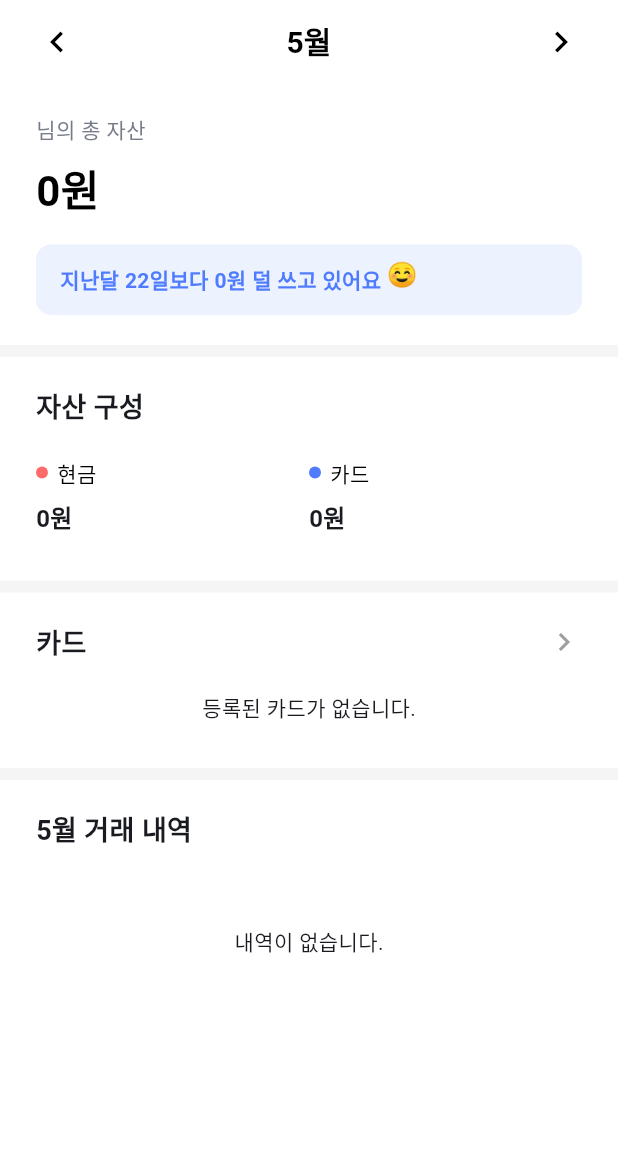
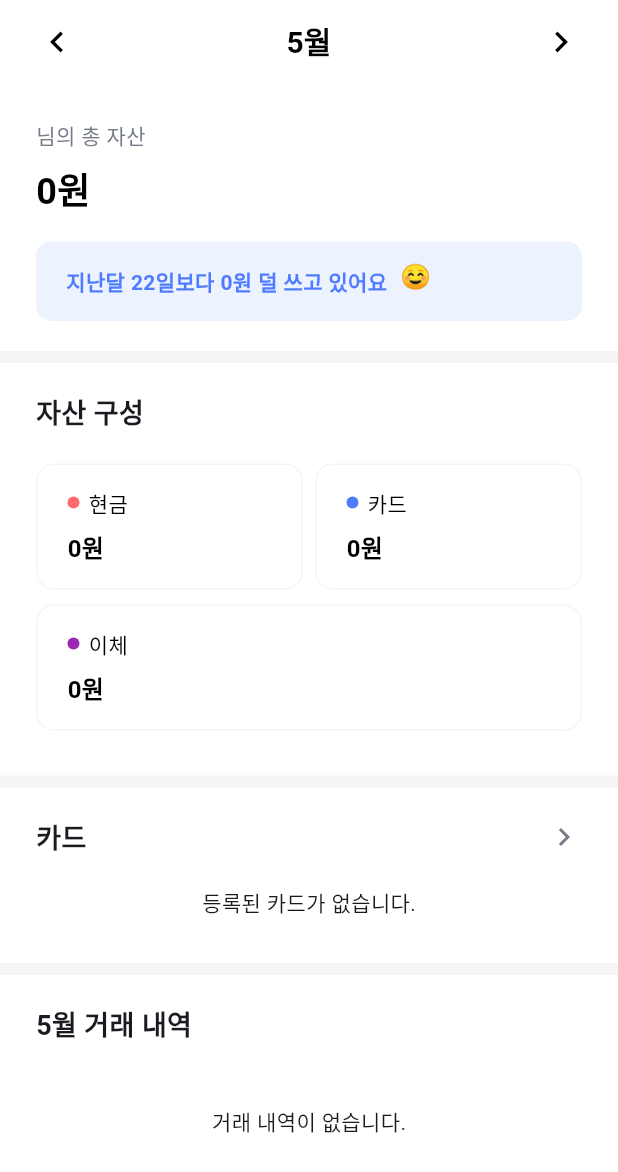
Before and after one commit to jhyunbaee/reKeep_Application, a Flutter app: the Asset screen opened directly, on a phone screen of 412 x 824 dp. Shown: the top 1172 px of the screen. Run offline on Flutter 3.47's test engine with Material 3 defaults, Android fonts, the phone set to English and light mode, and no system bars; our stand-ins replace cloud_firestore, firebase_auth, firebase_core, font_awesome_flutter, table_calendar; accounts and stored records are empty.

Commit message:
feat: Asset 페이지 구현

```diff
--- a/lib/asset.dart
+++ b/lib/asset.dart
@@ -1,7 +1,6 @@
 import 'package:cloud_firestore/cloud_firestore.dart';
 import 'package:flutter/material.dart';
 import 'package:firebase_auth/firebase_auth.dart';
-import 'package:flutter_rekeep/constants/card_data.dart';
 import 'package:flutter_rekeep/constants/sized.dart';
 import 'package:intl/intl.dart';
 import 'package:flutter_rekeep/constants/colors.dart';
@@ -22,8 +21,6 @@ class _AssetState extends State<Asset> {
 
   @override
   Widget build(BuildContext context) {
-    // Primary 색상의 10% 투명도 버전
-
     return Scaffold(
       backgroundColor: Colors.white, // 전체 배경 흰색
       appBar: AppBar(
@@ -32,7 +29,6 @@ class _AssetState extends State<Asset> {
         scrolledUnderElevation: 0,
         elevation: 0,
         automaticallyImplyLeading: false, // 기본 뒤로가기 버튼 공간 제거
-        // 💡 핵심: title 영역에 Row를 꽉 채워서 커스텀 배치합니다.
         titleSpacing: 0,
         title: Padding(
           padding: const EdgeInsets.symmetric(horizontal: 24.0), // 전체 24px 여백
@@ -47,7 +43,7 @@ class _AssetState extends State<Asset> {
                     _selectedMonth.month - 1,
                   ),
                 ),
-                behavior: HitTestBehavior.opaque, // 아이콘 주변 빈 공간도 터치 가능하게
+                behavior: HitTestBehavior.opaque,
                 child: const Icon(
                   Icons.chevron_left,
                   color: Colors.black,
@@ -106,7 +102,6 @@ class _AssetState extends State<Asset> {
               ),
             )
             .snapshots(),
-        // 1. build 메서드 내의 StreamBuilder 부분
         builder: (context, snapshot) {
           if (snapshot.connectionState == ConnectionState.waiting) {
             return const Center(child: CircularProgressIndicator());
@@ -114,14 +109,12 @@ class _AssetState extends State<Asset> {
 
           int totalCash = 0;
           int totalCard = 0;
-          int totalExpense = 0; // 이번 달 총 지출
+          int totalTransfer = 0; // 💡 이체 누적 자산 상태 관리를 위한 변수 추가
+          int totalExpense = 0; // 이번 달 총 지출 (지출 + 이체)
           int lastMonthSameDayExp = 0; // 지난달 오늘까지의 지출
 
           List<DocumentSnapshot> monthlyDocs = [];
           DateTime now = DateTime.now();
-
-          if (snapshot.hasData) {
-            monthlyDocs = snapshot.data!.docs;
 
           if (snapshot.hasData) {
             monthlyDocs = snapshot.data!.docs;
@@ -139,35 +132,39 @@ class _AssetState extends State<Asset> {
 
               if (date.year == _selectedMonth.year &&
                   date.month == _selectedMonth.month) {
-                  if (type == '지출') {
-                    totalExpense += amount;
-                    // 지출: 현금이면 현금에서, 아니면 카드에서 차감
+                // 💡 1. 자산 연산 로직에 '이체' 조건 통합 반영
+                if (type == '지출' || type == '이체') {
+                  totalExpense += amount; // 총 지출 풀에 이체도 포함시킴
+
+                  if (type == '이체') {
+                    // 이체 타입이면 이체 자산에서 누적 차감 형태 기록
+                    totalTransfer -= amount;
+                  } else {
+                    // 일반 지출인 경우 결제 수단 분류
                     if (paymentMethod == '현금') {
                       totalCash -= amount;
                     } else {
                       totalCard -= amount;
                     }
+                  }
                 } else if (type == '수입') {
-                    // 💡 이 부분을 수정합니다: 수입도 결제수단에 따라 분류
                   if (paymentMethod == '현금') {
                     totalCash += amount;
                   } else {
-                      totalCard +=
-                          amount; // 카드(계좌) 수입이면 카드 자산에 더함                    }
+                    totalCard += amount;
                   }
                 }
               }
 
-                // 지난달 데이터 비교 로직 (기존 유지)
+              // 지난달 데이터 비교 로직 (이체도 지출 성격이므로 함께 비교군에 포함)
               DateTime lastMonth = DateTime(
                 _selectedMonth.year,
                 _selectedMonth.month - 1,
               );
               if (date.year == lastMonth.year &&
                   date.month == lastMonth.month) {
-                  if (type == '지출' && date.day <= now.day) {
+                if ((type == '지출' || type == '이체') && date.day <= now.day) {
                   lastMonthSameDayExp += amount;
-                  }
                 }
               }
             }
@@ -179,17 +176,20 @@ class _AssetState extends State<Asset> {
               children: [
                 _buildAssetHeader(
                   userId,
-                  totalCash + totalCard,
+                  totalCash + totalCard + totalTransfer, // 💡 총 자산에 이체분도 결합
                   totalExpense,
                   lastMonthSameDayExp,
                 ),
                 _buildFullDivider(),
                 _buildSectionHeader("자산 구성"),
-                _buildAssetComposition(totalCash, totalCard),
+                _buildAssetComposition(
+                  totalCash,
+                  totalCard,
+                  totalTransfer,
+                ), // 💡 파라미터 전달 확장
                 const SizedBox(height: 10),
                 _buildFullDivider(),
                 _buildSectionHeader("카드", showMore: true),
-                // 💡 합산된 내역(monthlyDocs)을 전달합니다.
                 _buildAccountList(monthlyDocs),
                 const SizedBox(height: 10),
                 _buildFullDivider(),
@@ -224,10 +224,9 @@ class _AssetState extends State<Asset> {
         int nowDay = DateTime.now().day;
         int diff = lastMonthSameDayExp - currentMonthExpense;
 
-        // 문구와 이모티콘 분리
         String message = diff >= 0
-            ? "지난달 ${nowDay}일보다 ${nf.format(diff)}원 덜 쓰고 있어요 "
-            : "지난달 ${nowDay}일보다 ${nf.format(diff.abs())}원 더 쓰고 있어요 ";
+            ? "지난달 $nowDay일보다 ${nf.format(diff)}원 덜 쓰고 있어요 "
+            : "지난달 $nowDay일보다 ${nf.format(diff.abs())}원 더 쓰고 있어요 ";
         String emoji = diff >= 0 ? "☺️" : "🥲";
 
         Color statusColor = diff >= 0
@@ -236,7 +235,7 @@ class _AssetState extends State<Asset> {
 
         return Container(
           width: double.infinity,
-          padding: const EdgeInsets.only(left: 24, right: 24, top: 20),
+          padding: const EdgeInsets.only(left: 24, right: 24, top: 24),
           child: Column(
             crossAxisAlignment: CrossAxisAlignment.start,
             children: [
@@ -252,25 +251,27 @@ class _AssetState extends State<Asset> {
               Text(
                 "${nf.format(totalAsset)}원",
                 style: const TextStyle(
-                  fontSize: 28,
+                  fontSize: 24,
                   fontWeight: FontWeight.bold,
                   color: Colors.black,
                 ),
               ),
               const SizedBox(height: 16),
-              // 💡 배경색 100% + 이모티콘만 튀는 영역
               Container(
                 width: double.infinity,
                 padding: const EdgeInsets.symmetric(
-                  horizontal: 16,
-                  vertical: 12,
+                  horizontal: 20,
+                  vertical: 15,
                 ),
                 decoration: BoxDecoration(
                   color: statusColor.withOpacity(0.1),
                   borderRadius: BorderRadius.circular(10),
                 ),
                 child: Row(
+                  // 💡 만약 전체 컨테이너 안에서 좌측 정렬을 유지하고 싶다면 추가
+                  mainAxisAlignment: MainAxisAlignment.start,
                   children: [
+                    // ✨ Expanded를 지우고 Text만 남깁니다.
                     Text(
                       message,
                       style: TextStyle(
@@ -279,6 +280,7 @@ class _AssetState extends State<Asset> {
                         fontWeight: FontWeight.bold,
                       ),
                     ),
+                    const SizedBox(width: 5), // 💡 텍스트와 이모지 사이의 적당한 간격 지정
                     BouncingText(
                       text: emoji,
                       style: const TextStyle(fontSize: 16),
@@ -305,33 +307,6 @@ class _AssetState extends State<Asset> {
     ],
   );
 
-  // 총 자산 카드
-  Widget _buildTotalAssetCard(int total) {
-    return Container(
-      width: double.infinity,
-      padding: const EdgeInsets.only(left: 24, right: 24),
-      child: Column(
-        crossAxisAlignment: CrossAxisAlignment.start,
-        children: [
-          const Text(
-            "000님의 총 자산",
-            style: TextStyle(color: Colors.black, fontSize: 14),
-          ),
-          const SizedBox(height: 5),
-          Text(
-            "${nf.format(total)}원",
-            style: const TextStyle(
-              color: Colors.black,
-              fontSize: 24,
-              fontWeight: FontWeight.bold,
-            ),
-          ),
-        ],
-      ),
-    );
-  }
-
-  // 섹션 타이틀 (더보기 버튼 추가 가능)
   Widget _buildSectionHeader(String title, {bool showMore = false}) {
     return Padding(
       padding: AppLayout.defaultPadding.copyWith(bottom: 20),
@@ -345,26 +320,40 @@ class _AssetState extends State<Asset> {
           if (showMore)
             const Icon(
               Icons.chevron_right,
-              color: AppColors.grey,
-            ), // 타이틀 오른쪽 화살표
+              color: AppColors.secondary,
+            ),
         ],
       ),
     );
   }
 
-  // 자산 구성
-  Widget _buildAssetComposition(int cash, int card) {
+  // 💡 자산 구성 두 줄 레이아웃 (현금·카드: 50%씩 / 이체: 100% 꽉 채움)
+  Widget _buildAssetComposition(int cash, int card, int transfer) {
     return Padding(
       padding: AppLayout.defaultPadding,
-      child: Row(
+      child: Column(
+        children: [
+          // 첫 번째 줄: 현금 & 카드 (각각 50%씩 반반 분할)
+          Row(
             children: [
               _buildCompItem("현금", cash, AppColors.pointColor),
+              const SizedBox(width: 8),
               _buildCompItem("카드", card, AppColors.primary),
+            ],
+          ),
+          const SizedBox(height: 10), // 줄 사이 간격
+          // 두 번째 줄: 이체 (가로 100% 꽉 채우기 💡)
+          Row(
+            children: [
+              _buildCompItem("이체", transfer, Colors.purple),
+            ],
+          ),
         ],
       ),
     );
   }
 
+  // 💡 테두리와 내부 여백이 추가된 아이템 빌더
   Widget _buildCompItem(
     String title,
     int amount,
@@ -372,9 +361,18 @@ class _AssetState extends State<Asset> {
   ) {
     return Expanded(
       child: Container(
+        padding: const EdgeInsets.symmetric(
+          horizontal: 20,
+          vertical: 15,
+        ), // 내부 여백 추가
         decoration: BoxDecoration(
           color: Colors.white,
-          borderRadius: BorderRadius.circular(16),
+          borderRadius: BorderRadius.circular(12),
+          // 깔끔한 연한 회색 테두리 추가 💡
+          border: Border.all(
+            color: AppColors.dividerColor,
+            width: 1,
+          ),
         ),
         child: Column(
           crossAxisAlignment: CrossAxisAlignment.start,
@@ -385,14 +383,21 @@ class _AssetState extends State<Asset> {
                 const SizedBox(width: 6),
                 Text(
                   title,
-                  style: const TextStyle(color: Colors.black, fontSize: 14),
+                  style: const TextStyle(
+                    color: Colors.black,
+                    fontSize: 14,
+                  ),
                 ),
               ],
             ),
             const SizedBox(height: 8),
             Text(
               "${nf.format(amount)}원",
-              style: const TextStyle(fontWeight: FontWeight.bold, fontSize: 16),
+              style: const TextStyle(
+                fontWeight: FontWeight.bold,
+                fontSize: 16, // 금액을 좀 더 인지하기 쉽게 16으로 살짝 키웠습니다.
+                color: Colors.black,
+              ),
             ),
           ],
         ),
@@ -413,7 +418,6 @@ class _AssetState extends State<Asset> {
           return const Center(child: Text("등록된 카드가 없습니다."));
         }
 
-        // 1. 등록된 카드사(은행명) 리스트 준비
         final registeredBanks = snapshot.data!.docs
             .map(
               (doc) =>
@@ -422,46 +426,34 @@ class _AssetState extends State<Asset> {
             .toSet()
             .toList();
 
-        // 2. 카드사별 잔액 맵 초기화 (0원)
         Map<String, int> bankAmounts = {
           for (var bank in registeredBanks) bank: 0,
         };
 
-        // asset.dart의 _buildAccountList 내부 수정
-
+        // 💡 [문법 오류 전면 수정] 루프 내부에 잘못 고립되어 있던 onPressed 제거 및 데이터 파싱 정형화
         for (var doc in monthlyDocs) {
           var data = doc.data() as Map<String, dynamic>;
           int amount = data['amount'] ?? 0;
           String type = data['type'] ?? '지출';
-
-          // 1. 내역에 저장된 카드의 '이름'(cardName)을 가져옵니다. (예: "체크(포인트형)")
           String recordCardName = (data['paymentMethod'] ?? '')
               .toString()
               .trim();
 
-          // 2. CardData에서 이 카드가 어느 카드사(bankName) 소속인지 찾아냅니다.
           String? belongingBank;
-          try {
-            belongingBank = CardData.allCards
-                .firstWhere((card) => card.cardName.trim() == recordCardName)
-                .bankName;
-          } catch (e) {
-            // 만약 카드 데이터에서 못 찾으면, 이름에 카드사명이 포함되어 있는지 한 번 더 체크 (신한카드 케이스 대비)
+          // registeredBanks 목록 중 결제수단 이름에 카드사명이 포함되어 있는지 1차 검증 (로컬 백업 매칭)
           for (var bank in registeredBanks) {
             if (recordCardName.contains(bank.replaceAll('카드', ''))) {
               belongingBank = bank;
               break;
             }
           }
-          }
 
-          // 3. 찾아낸 카드사(belongingBank)가 내 자산 목록(registeredBanks)에 있다면 합산!
           if (belongingBank != null &&
               registeredBanks.contains(belongingBank)) {
             if (type == '수입') {
               bankAmounts[belongingBank] =
                   (bankAmounts[belongingBank] ?? 0) + amount;
-            } else {
+            } else if (type == '지출' || type == '이체') {
               bankAmounts[belongingBank] =
                   (bankAmounts[belongingBank] ?? 0) - amount;
             }
@@ -473,7 +465,7 @@ class _AssetState extends State<Asset> {
           child: Column(
             children: bankAmounts.keys.map((bankName) {
               return Padding(
-                padding: const EdgeInsets.only(bottom: 12),
+                padding: const EdgeInsets.only(bottom: 10),
                 child: _buildAccountTile(
                   bankName,
                   "${nf.format(bankAmounts[bankName])}원",
@@ -487,7 +479,6 @@ class _AssetState extends State<Asset> {
   }
 
   Widget _buildAccountTile(String name, String balance) {
-    // 1. 카드사별 대표 색상 지정
     Color getBankColor(String bankName) {
       if (bankName.contains("신한")) return const Color(0xFF0046FF);
       if (bankName.contains("카카오")) return const Color(0xFFfbe201);
@@ -495,18 +486,27 @@ class _AssetState extends State<Asset> {
       if (bankName.contains("현대")) return Colors.black;
       if (bankName.contains("삼성")) return const Color(0xFF1428a0);
       if (bankName.contains("우리")) return const Color(0xFF0083cb);
-      if (bankName.contains("비씨")) return const Color(0xFFfa3151);
+      if (bankName.contains("BC")) return const Color(0xFFfa3151);
       if (bankName.contains("하나")) return const Color(0xFF009178);
       if (bankName.contains("롯데")) return const Color(0xFF54565a);
       if (bankName.contains("농협")) return const Color(0xFF01a94e);
-      return AppColors.secondary; // 기본 색상
+      if (bankName.contains("엔에")) return const Color(0xFFff2233);
+      if (bankName.contains("농협")) return const Color(0xFF01a94e);
+      if (bankName.contains("네이버")) return const Color(0xFF00de5a);
+      if (bankName.contains("MG")) return const Color(0xFF01316c);
+      if (bankName.contains("케이")) return const Color(0xFF0114a7);
+      if (bankName.contains("트래블")) return const Color(0xFFffffff);
+      if (bankName.contains("우체국")) return const Color(0xFFffffff);
+      if (bankName.contains("토스")) return const Color(0xFF000000);
+      if (bankName.contains("기업")) return const Color(0xFF014898);
+      if (bankName.contains("수협")) return const Color(0xFF0169b3);
+      return AppColors.secondary;
     }
 
-    // 카드사별 로고 맵 (기존 동일)
     final Map<String, String> bankLogos = {
       "신한카드":
           "https://logo-resources.thevc.kr/organizations/200x200/2710b0de00c920458508fce39ea93adc8ebe4c35705c946ab487ca4069bd5188_1666320283266265.jpg",
-      "국민카드":
+      "KB국민카드":
           "https://logo-resources.thevc.kr/organizations/200x200/9722fbb9c8b0ca1eff7d72a15be6eca7e09884a207e7d7707660faecd04d86ae_1646662511432117.jpg",
       "카카오뱅크":
           "https://upload.wikimedia.org/wikipedia/commons/5/52/Kakao_Bank_of_Korea_Logo.jpg",
@@ -518,28 +518,43 @@ class _AssetState extends State<Asset> {
           "https://wiki1.kr/images/thumb/7/72/%EC%9A%B0%EB%A6%AC%EA%B8%88%EC%9C%B5%EC%BA%90%ED%94%BC%ED%83%88%E3%88%9C_%EB%A1%9C%EA%B3%A0.png/200px-%EC%9A%B0%EB%A6%AC%EA%B8%88%EC%9C%B5%EC%BA%90%ED%94%BC%ED%83%88%E3%88%9C_%EB%A1%9C%EA%B3%A0.png",
       "하나카드":
           "https://m.hanacard.co.kr/ATTACH/MKA/images/event/event_list/sum_hanapay_m.png",
-      "농협카드":
+      "NH농협카드":
           "https://logo-resources.thevc.kr/organizations/200x200/040da1961c1a9b7f7e3d83b079d17fc8a95ad780ab85ff6c35dc17cb44d859ab_1646665315137844.jpg",
       "롯데카드":
           "https://financial.pstatic.net/pie/common-bi/2.11.0/images/CD_LOTTE_Profile.png",
-      "비씨카드":
+      "BC 바로카드":
           "https://yt3.googleusercontent.com/Z2i9r_YqFxv7WnzIV9--b2MX3RwJx1iM99aNt9NrgAnwYQMc7mw38pwAZUybu3cyN23_03P_=s900-c-k-c0x00ffffff-no-rj",
+      "엔에이치엔페이코":
+          "https://s3.ap-northeast-2.amazonaws.com/inno.bucket.live/product/logo/PD00016385.png",
+      "네이버페이":
+          "https://encrypted-tbn0.gstatic.com/images?q=tbn:ANd9GcTzBopobxYh9OfOnj1tSPxi-o3YwcXmd9_ivw&s",
+      "MG새마을금고":
+          "https://www.dynews1.com/news/thumbnail/202402/579480_246338_459_v150.jpg",
+      "케이뱅크":
+          "https://play-lh.googleusercontent.com/T33DsbrsIyfRADqaa9zpIMXtJcKPLNKOap-r_COcOupbXkoZOL5q8oyJ6R9clrKxtw",
+      "트래블월렛":
+          "https://encrypted-tbn0.gstatic.com/images?q=tbn:ANd9GcSKazf6ZdOWp2ytHAZqHc1aOppsPHMEQQG0iw&s",
+      "우체국":
+          "https://e7.pngegg.com/pngimages/416/732/png-clipart-south-korea-mail-korea-post-logo-post-office-post-angle-freight-transport-thumbnail.png",
+      "토스뱅크":
+          "https://meta-q.cdn.bubble.io/f1740744318413x761672384496382000/%E1%84%90%E1%85%A9%E1%84%89%E1%85%B3_%E1%84%89%E1%85%B5%E1%86%B7%E1%84%87%E1%85%A9%E1%86%AF_pr.webp",
+      "IBK기업은행":
+          "https://file.alphasquare.co.kr/media/images/stock_logo/kr/024110.png",
+      "SH수협은행":
+          "https://logo-resources.thevc.kr/organizations/200x200/c4b0bbeb28ef8e55edf3988b591e11b393e2a49e16fc5bbaa905c08b5519688b_1628492710039189.jpg",
     };
 
     String? logoUrl = bankLogos[name];
     Color bankColor = getBankColor(name);
 
     return Container(
-      padding: const EdgeInsets.symmetric(vertical: 4),
+      padding: const EdgeInsets.symmetric(vertical: 0),
       child: Row(
         children: [
-          // 배경색이 바뀌는 부분입니다.
           Container(
             width: 40,
             height: 40,
             decoration: BoxDecoration(
-              // 카드사 색상의 10% 정도 투명도를 주면 부드러운 배경색이 됩니다.
-              // 만약 꽉 찬 색을 원하시면 그냥 bankColor만 쓰셔도 됩니다.
               color: bankColor,
               borderRadius: BorderRadius.circular(100),
             ),
@@ -576,40 +591,142 @@ class _AssetState extends State<Asset> {
     );
   }
 
-  // 이번 달 거래 내역
-  Widget _buildMonthlyTransactions(List<DocumentSnapshot> docs) {
-    if (docs.isEmpty)
+  Widget _buildMonthlyTransactions(List<DocumentSnapshot> monthlyDocs) {
+    if (monthlyDocs.isEmpty) {
       return const Center(
-        child: Padding(padding: EdgeInsets.all(30), child: Text("내역이 없습니다.")),
+        child: Padding(
+          padding: EdgeInsets.symmetric(vertical: 20),
+          child: Text("거래 내역이 없습니다."),
+        ),
       );
+    }
 
-    return Container(
-      decoration: BoxDecoration(
-        borderRadius: BorderRadius.circular(16),
+    Map<String, List<DocumentSnapshot>> groupedDocs = {};
+    for (var doc in monthlyDocs) {
+      DateTime date = (doc['date'] as Timestamp).toDate();
+      String dayKey = DateFormat('MM월 dd일').format(date);
+
+      if (!groupedDocs.containsKey(dayKey)) {
+        groupedDocs[dayKey] = [];
+      }
+      groupedDocs[dayKey]!.add(doc);
+    }
+
+    var sortedKeys = groupedDocs.keys.toList()..sort((a, b) => b.compareTo(a));
+
+    return Padding(
+      padding: const EdgeInsets.symmetric(horizontal: 24.0),
+      child: Column(
+        children: sortedKeys.map((dateLabel) {
+          int dayIncome = 0;
+          int dayExpense = 0;
+
+          for (var doc in groupedDocs[dateLabel]!) {
+            final data = doc.data() as Map<String, dynamic>;
+            int amount = data['amount'] ?? 0;
+            String type = data['type'] ?? '지출';
+
+            if (type == '수입') {
+              dayIncome += amount;
+            } else if (type == '지출' || type == '이체') {
+              // 💡 하단 일별 요약 정보에도 이체액 병합
+              dayExpense += amount;
+            }
+          }
+
+          return Column(
+            crossAxisAlignment: CrossAxisAlignment.start,
+            children: [
+              Row(
+                mainAxisAlignment: MainAxisAlignment.spaceBetween,
+                children: [
+                  Text(
+                    dateLabel,
+                    style: const TextStyle(
+                      fontSize: 14,
+                      color: Colors.black,
                     ),
-      child: ListView.separated(
-        shrinkWrap: true,
-        physics: const NeverScrollableScrollPhysics(),
-        itemCount: docs.length,
-        separatorBuilder: (context, index) =>
-            Divider(height: 1, color: AppColors.dividerColor),
-        itemBuilder: (context, index) {
-          var data = docs[index].data() as Map<String, dynamic>;
-          bool isIncome = data['type'] == '수입';
+                  ),
+                  Row(
+                    children: [
+                      if (dayIncome > 0)
+                        Text(
+                          "+${nf.format(dayIncome)}원 ",
+                          style: const TextStyle(
+                            fontSize: 14,
+                            color: AppColors.primary,
+                          ),
+                        ),
+                      if (dayIncome > 0 && dayExpense > 0)
+                        const SizedBox(width: 4),
+                      if (dayExpense > 0)
+                        Text(
+                          "-${nf.format(dayExpense)}원",
+                          style: const TextStyle(
+                            fontSize: 14,
+                            color: Colors.black,
+                          ),
+                        ),
+                    ],
+                  ),
+                ],
+              ),
+              const Divider(thickness: 0.5),
+
+              ...groupedDocs[dateLabel]!.map((doc) {
+                final data = doc.data() as Map<String, dynamic>;
+                String type = data['type'] ?? '지출';
+                bool isIncome = type == '수입';
+
+                String categoryName = data['category']?['name'] ?? "기타";
+                String bankName =
+                    data['bankName'] ?? data['paymentMethod'] ?? "";
+
                 return ListTile(
+                  contentPadding: EdgeInsets.zero,
+                  leading: Container(
+                    width: 40,
+                    height: 40,
+                    decoration: const BoxDecoration(
+                      color: AppColors.fieldColor,
+                      shape: BoxShape.circle,
+                    ),
+                    alignment: Alignment.center,
+                    child: Text(
+                      data['category']?['icon'] ?? "💰",
+                      style: const TextStyle(fontSize: 20),
+                    ),
+                  ),
                   title: Text(
-              data['place'] ?? '항목 없음',
-              style: const TextStyle(fontSize: 16),
+                    data['place'] ?? "사용처 없음",
+                    style: const TextStyle(
+                      fontSize: 16,
+                      fontWeight: FontWeight.bold,
+                    ),
+                  ),
+                  subtitle: Text(
+                    categoryName == bankName || bankName.isEmpty
+                        ? categoryName
+                        : "$categoryName | $bankName",
+                    style: const TextStyle(
+                      fontSize: 12,
+                      color: AppColors.secondary,
+                    ),
                   ),
                   trailing: Text(
                     "${isIncome ? '+' : '-'}${nf.format(data['amount'])}원",
                     style: TextStyle(
-                color: isIncome ? AppColors.primary : AppColors.pointColor,
-                fontSize: 14,
+                      color: isIncome ? AppColors.primary : Colors.black,
+                      fontSize: 16,
+                      fontWeight: FontWeight.w600,
                     ),
                   ),
                 );
-        },
+              }),
+              const SizedBox(height: 20),
+            ],
+          );
+        }).toList(),
       ),
     );
   }
@@ -665,3 +782,5 @@ class _BouncingTextState extends State<BouncingText>
     );
   }
 }
+
+// BouncingText 위젯 소스코드는 변동 사항 없이 하단 유지됩니다.
```
Lines whose indentation alone changed are shown as unchanged.
